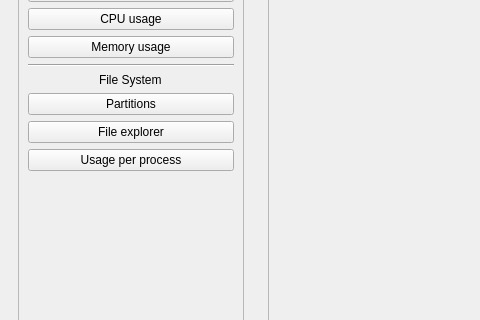
This is gui/form.ui in ViDaProjects/TaskManager as Qt 5 draws it before an edit; both pictures show x 0 to 480 and y 144 to 464 of the 1000 by 600 pixel window. The edited form follows.
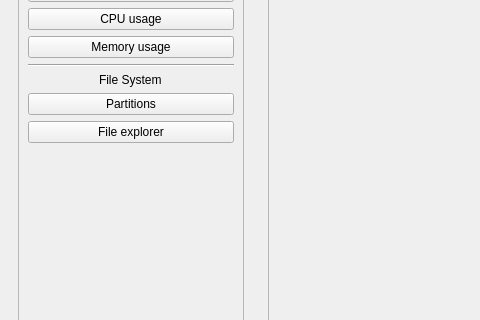
This is the edited form. Icons and pictures are not drawn.

Patch:
```diff
--- a/gui/form.ui
+++ b/gui/form.ui
@@ -194,17 +194,6 @@
             </property>
            </widget>
           </item>
-          <item>
-           <widget class="QPushButton" name="usage_per_process_button">
-            <property name="text">
-             <string>Usage per process</string>
-            </property>
-            <property name="icon">
-             <iconset>
-              <normaloff>icons/sliders.svg</normaloff>icons/sliders.svg</iconset>
-            </property>
-           </widget>
-          </item>
           <item>
            <spacer name="verticalSpacer">
             <property name="orientation">
```
